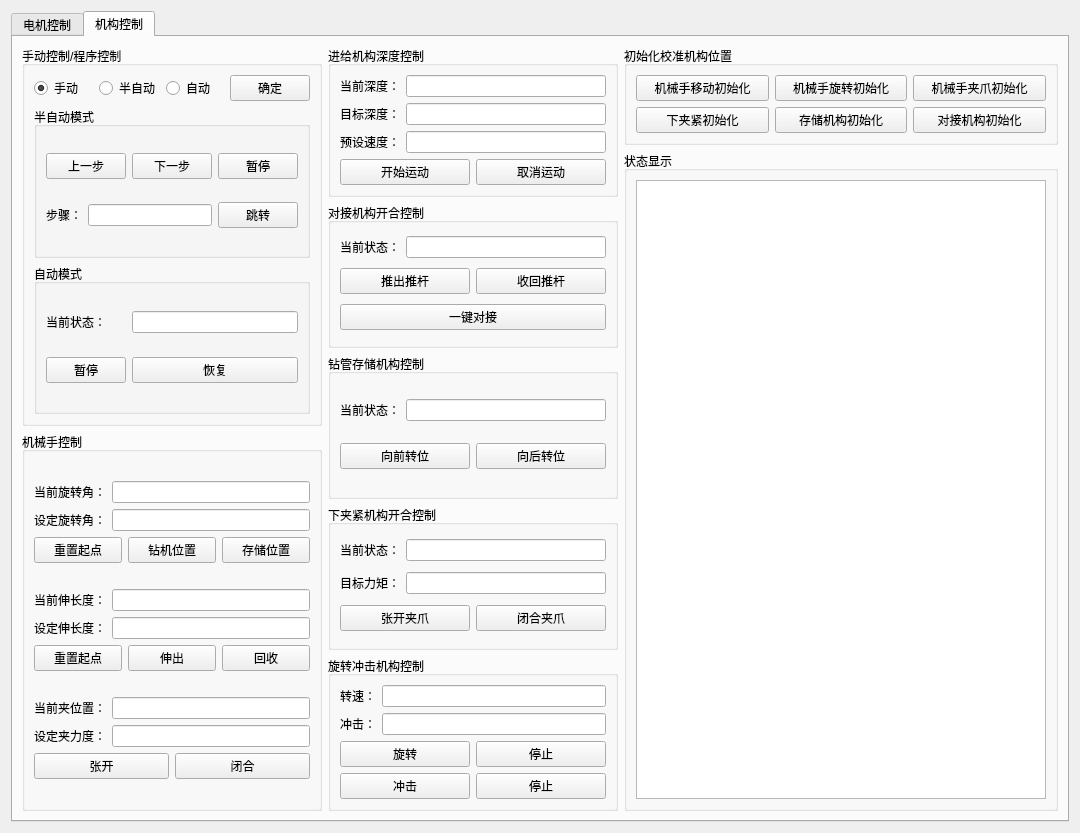
Before: the Qt Designer form zmotionpage.ui in Huier-git/drillControlSoftware, drawn with Qt 5.
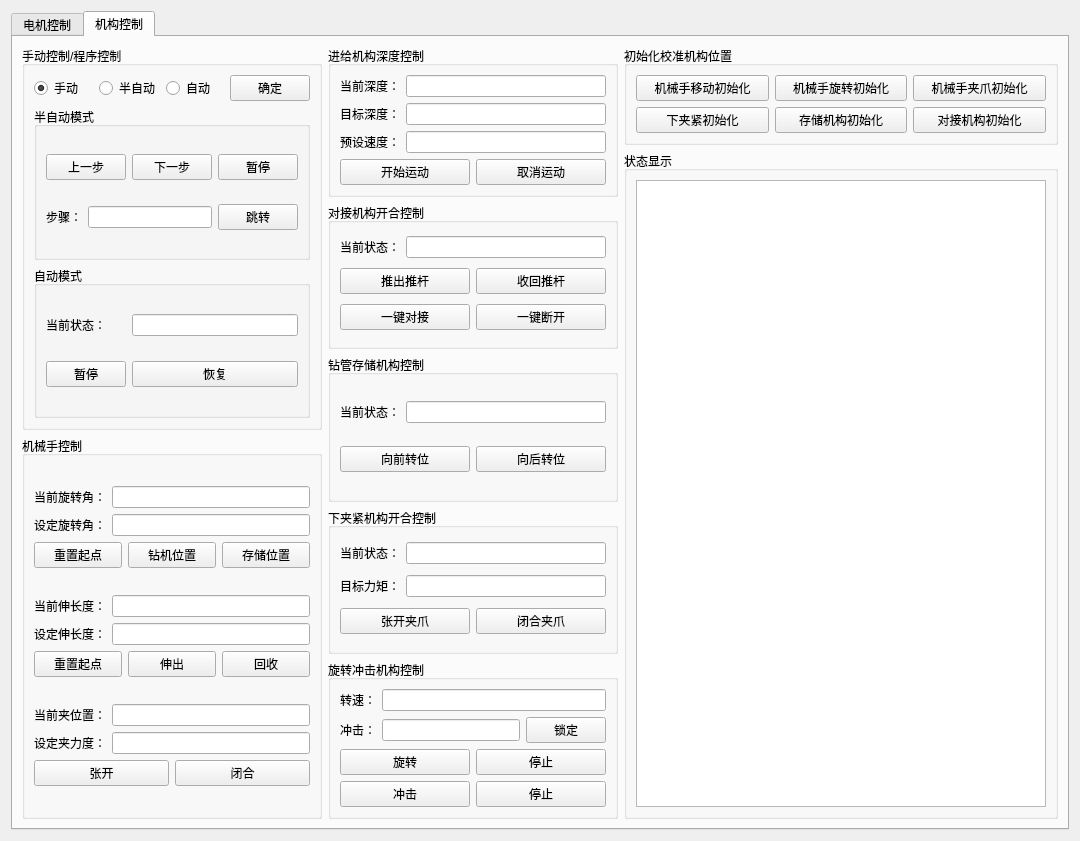
After: the same form once the commit is applied.

```diff
--- a/zmotionpage.ui
+++ b/zmotionpage.ui
@@ -7,7 +7,7 @@
     <x>0</x>
     <y>0</y>
     <width>1080</width>
-    <height>833</height>
+    <height>841</height>
    </rect>
   </property>
   <property name="windowTitle">
@@ -1366,20 +1366,6 @@
               <string>对接机构开合控制</string>
              </property>
              <layout class="QGridLayout" name="gridLayout_12">
-              <item row="2" column="0" colspan="2">
-               <widget class="QPushButton" name="btn_connect_fast">
-                <property name="text">
-                 <string>一键对接</string>
-                </property>
-               </widget>
-              </item>
-              <item row="1" column="0">
-               <widget class="QPushButton" name="btn_connection_extent">
-                <property name="text">
-                 <string>推出推杆</string>
-                </property>
-               </widget>
-              </item>
               <item row="0" column="0" colspan="2">
                <layout class="QHBoxLayout" name="horizontalLayout_2">
                 <item>
@@ -1394,6 +1380,13 @@
                 </item>
                </layout>
               </item>
+              <item row="1" column="0">
+               <widget class="QPushButton" name="btn_connection_extent">
+                <property name="text">
+                 <string>推出推杆</string>
+                </property>
+               </widget>
+              </item>
               <item row="1" column="1">
                <widget class="QPushButton" name="btn_connection_retract">
                 <property name="text">
@@ -1401,6 +1394,20 @@
                 </property>
                </widget>
               </item>
+              <item row="2" column="1">
+               <widget class="QPushButton" name="btn_disconnect_fast">
+                <property name="text">
+                 <string>一键断开</string>
+                </property>
+               </widget>
+              </item>
+              <item row="2" column="0">
+               <widget class="QPushButton" name="btn_connect_fast">
+                <property name="text">
+                 <string>一键对接</string>
+                </property>
+               </widget>
+              </item>
              </layout>
             </widget>
            </item>
@@ -1524,6 +1531,13 @@
                 <item>
                  <widget class="QLineEdit" name="le_percussion"/>
                 </item>
+                <item>
+                 <widget class="QPushButton" name="btn_percussion_lock">
+                  <property name="text">
+                   <string>锁定</string>
+                  </property>
+                 </widget>
+                </item>
                </layout>
               </item>
               <item row="2" column="0">
```
